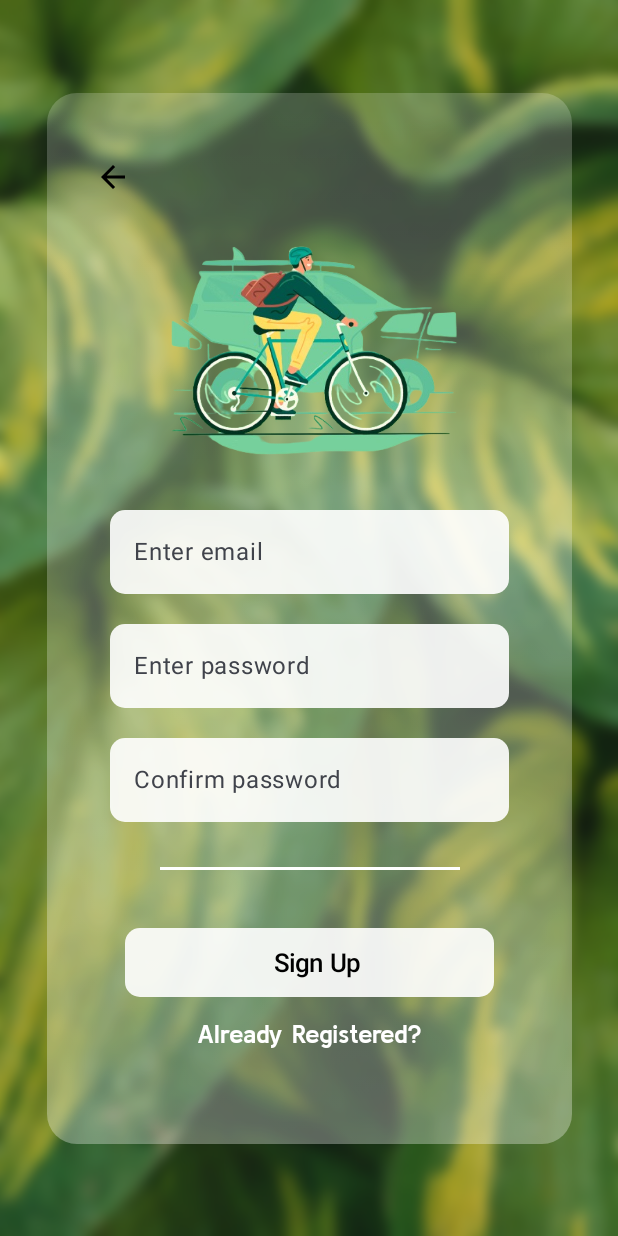
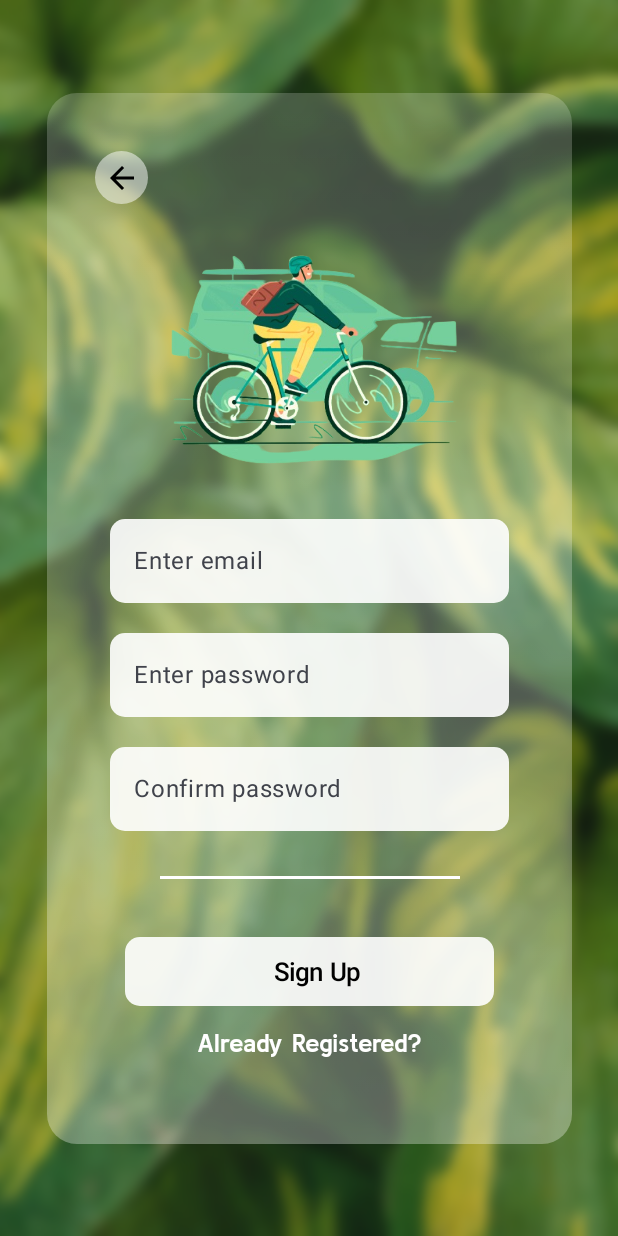
Before and after one commit to bugrahankaramollaoglu/compose_login, an Android app built with Jetpack Compose: the SignUpPage screen opened through its navigation route, on a phone screen of 412 x 824 dp. Run offline under Robolectric (Android 15) with nearby library versions, the light colour scheme and no system bars; our stand-ins replace Firebase (no records; nobody signed in at launch, a user with empty details on screens opened directly); 1 statement that could not run was skipped.

```diff
--- a/app/src/main/java/com/bugrahankaramollaoglu/compose_login/pages/sign_up_page.kt
+++ b/app/src/main/java/com/bugrahankaramollaoglu/compose_login/pages/sign_up_page.kt
@@ -1,7 +1,5 @@
 package com.bugrahankaramollaoglu.compose_login.pages
 
-import android.content.Context
-import android.widget.Toast
 import androidx.compose.foundation.Image
 import androidx.compose.foundation.background
 import androidx.compose.foundation.clickable
@@ -12,6 +10,7 @@ import androidx.compose.foundation.layout.Spacer
 import androidx.compose.foundation.layout.fillMaxSize
 import androidx.compose.foundation.layout.height
 import androidx.compose.foundation.layout.padding
+import androidx.compose.foundation.layout.size
 import androidx.compose.foundation.layout.width
 import androidx.compose.foundation.shape.RoundedCornerShape
 import androidx.compose.material.icons.Icons
@@ -34,7 +33,6 @@ import androidx.compose.ui.graphics.Color
 import androidx.compose.ui.graphics.painter.Painter
 import androidx.compose.ui.layout.ContentScale
 import androidx.compose.ui.platform.LocalConfiguration
-import androidx.compose.ui.platform.LocalContext
 import androidx.compose.ui.res.painterResource
 import androidx.compose.ui.text.TextStyle
 import androidx.compose.ui.text.input.KeyboardType
@@ -107,13 +105,25 @@ fun SignUpPage(navController: NavHostController) {
                         .padding(horizontal = 16.dp)
                 ) {
 
-                    Icon(imageVector = Icons.AutoMirrored.Filled.ArrowBack,
-                        contentDescription = "Back",
+                    Box(
                         modifier = Modifier
-                            .align(Alignment.Start)
+                            .size(35.dp) // Size of the circular background
+                            .align(Alignment.Start) // Aligns the Box to the start
+                            .background(
+                                color = Color.White.copy(alpha = 0.5f), // Background color
+                                shape = RoundedCornerShape(24.dp) // Circular shape
+                            )
                             .clickable {
                                 navController.popBackStack()
-                            })
+                            }, contentAlignment = Alignment.Center
+                    ) {
+                        Icon(
+                            imageVector = Icons.AutoMirrored.Filled.ArrowBack,
+                            contentDescription = "Back",
+                            tint = Color.Black, // Icon color
+                            modifier = Modifier.size(24.dp) // Size of the icon
+                        )
+                    }
 
                     Image(
                         painter = painterResource(id = R.drawable.a2),
@@ -169,11 +179,12 @@ fun SignUpPage(navController: NavHostController) {
 
                     Spacer(modifier = Modifier.height(15.dp))
 
-                    Text(
-                        text = "Already Registered?", style = TextStyle(
-                            color = Color.White, fontFamily = myT, fontSize = 17.sp
-                        )
-                    )
+                    Text(text = "Already Registered?", style = TextStyle(
+                        color = Color.White, fontFamily = myT, fontSize = 17.sp,
+
+                        ), modifier = Modifier.clickable {
+                        navController.navigate("signIn")
+                    })
 
                     Spacer(modifier = Modifier.height(20.dp))
 
```
Also changed, not shown: app/src/main/java/com/bugrahankaramollaoglu/compose_login/pages/sign_in_page.kt (+19 -4 lines).
